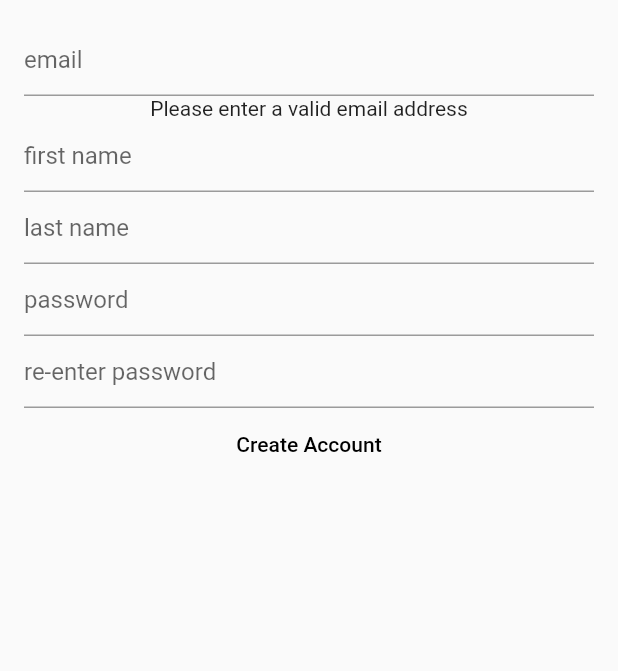
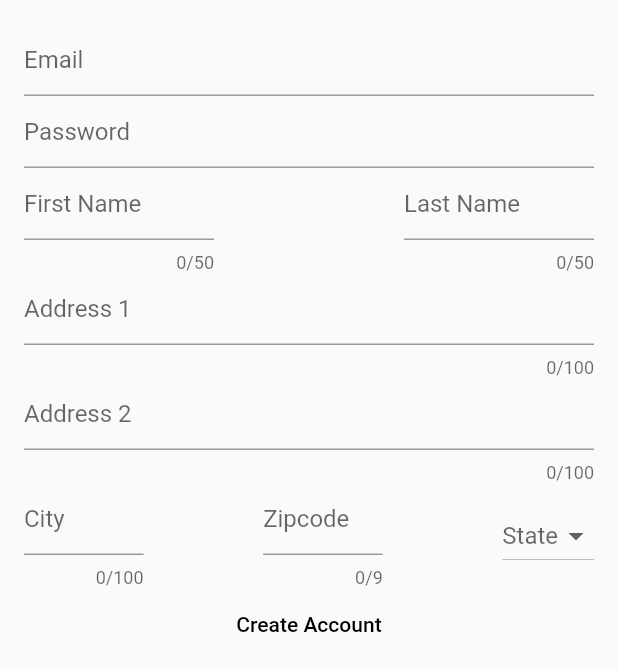
Before and after one commit to GeorgeNav/Fuel-Consolidator, a Flutter app: the CreateAccount screen opened by its route, on a phone screen of 412 x 824 dp. Shown: the top 671 px of the screen. Run offline on Flutter 3.47's test engine with Material 2 defaults, Android fonts, the phone set to English and light mode, and no system bars; missing offline and left inert: firebase_web, flutter_web; accounts and stored records are empty.

Commit message:
altered create_user and client screens

```diff
--- a/lib/main.dart
+++ b/lib/main.dart
@@ -1,6 +1,6 @@
 import 'package:flutter_web/material.dart';
-import 'package:firebase/firestore.dart';
-import 'package:firebase/firebase.dart';
+import 'package:firebase_web/firestore.dart';
+import 'package:firebase_web/firebase.dart';
 import 'package:provider/provider.dart';
 import 'imports.dart';
 
--- a/lib/screens/create_account.dart
+++ b/lib/screens/create_account.dart
@@ -1,6 +1,6 @@
 import 'package:flutter_web/material.dart';
-import 'package:firebase/firebase.dart';
-import 'package:firebase/firestore.dart';
+import 'package:firebase_web/firebase.dart';
+import 'package:firebase_web/firestore.dart';
 import 'package:provider/provider.dart';
 
 class CreateAccount extends StatefulWidget {
@@ -10,77 +10,102 @@ class CreateAccount extends StatefulWidget {
 }
 
 class _CreateAccountState extends State<CreateAccount> {
+  String _email;
+  String _password;
+
   Map<String, dynamic> data = {
     'first_name': '',
     'last_name': '',
-    'rate_history': [],
-    'requested_gallons': 0,
+    'address_1': '',
+    'address_2': '',
+    'city': '',
+    'state': '',
+    'zipcode': 00000,
   };
-  TextEditingController _email = TextEditingController();
-  TextEditingController _password = TextEditingController();
-  TextEditingController _same_password = TextEditingController();
 
   @override
   Widget build(BuildContext context) => Scaffold(
     body: Center(
       child: Container(
-        padding: EdgeInsets.all(8),
-        margin: EdgeInsets.all(8),
+        padding: EdgeInsets.all(16),
         width: 500,
         child: Column(
           children: <Widget>[
             TextField(
-              controller: _email,
-              decoration: InputDecoration(
-                hintText: 'email',
-              ),
-              onChanged: (String text) {
-                setState(() {});
-              },
-            ),
-            if(!_validEmail()) Text('Please enter a valid email address'),
-            TextField(
-              decoration: InputDecoration(
-                hintText: 'first name',
-              ),
-              onChanged: (String text) {
-                data['first_name'] = text;
-              },
+              decoration: InputDecoration(hintText: 'Email'),
+              onChanged: (String text) => _email = text,
             ),
             TextField(
-              decoration: InputDecoration(
-                hintText: 'last name',
-              ),
-              onChanged: (String text) {
-                data['last_name'] = text;
-              },
+              obscureText: true,
+              decoration: InputDecoration(hintText: 'Password'),
+              onChanged: (String text) => _password = text,
+            ),
+            Row(
+              children: <Widget>[
+                Flexible(
+                  child: TextField(
+                    maxLength: 50,
+                    decoration: InputDecoration(hintText: 'First Name'),
+                    onChanged: (String text) => data['first_name'] = text,
+                  ),
+                ),
+                Spacer(flex: 1),
+                Flexible(
+                  child: TextField(
+                    maxLength: 50,
+                    decoration: InputDecoration(hintText: 'Last Name'),
+                    onChanged: (String text) => data['last_name'] = text,
+                  ),
+                ),
+              ],
             ),
             TextField(
-              controller: _password,
-              obscureText: true,
-              decoration: InputDecoration(
-                hintText: 'password',
-              ),
-              onChanged: (String text) {
-                setState(() {});
-              },
+              maxLength: 100,
+              decoration: InputDecoration(hintText: 'Address 1'),
+              onChanged: (String text) => data['address_1'] = text,
             ),
             TextField(
-              controller: _same_password,
-              obscureText: true,
-              decoration: InputDecoration(
-                hintText: 're-enter password',
-              ),
-              onChanged: (String text) {
-                setState(() {});
-              },
+              maxLength: 100,
+              decoration: InputDecoration(hintText: 'Address 2'),
+              onChanged: (String text) => data['address_2'] = text,
             ),
-            if(_password.text != _same_password.text) Text('Password needs to match!'),
+            Row(
+              children: <Widget>[
+                Flexible(
+                  child: TextField(
+                    maxLength: 100,
+                    decoration: InputDecoration(hintText: 'City'),
+                    onChanged: (String text) => data['city'] = text,
+                  ),
+                ),
+                Spacer(flex: 1),
+                Flexible(
+                  child: TextField(
+                    maxLength: 9,
+                    decoration: InputDecoration(hintText: 'Zipcode'),
+                    onChanged: (String text) => data['zipcode'] = text,
+                  ),
+                ),
+                Spacer(flex: 1),
+                DropdownButton<String>(
+                  value: data['state'],
+                  hint: Text('State'),
+                  items: ['AL', 'AK', 'AS', 'AZ', 'AR', 'CA', 'CO', 'CT', 'DE', 'DC', 'FM', 'FL', 'GA', 'GU', 'HI', 'ID', 'IL', 'IN', 'IA', 'KS', 'KY', 'LA', 'ME', 'MH', 'MD', 'MA', 'MI', 'MN', 'MS', 'MO', 'MT', 'NE', 'NV', 'NH', 'NJ', 'NM', 'NY', 'NC', 'ND', 'MP', 'OH', 'OK', 'OR', 'PW', 'PA', 'PR', 'RI', 'SC', 'SD', 'TN', 'TX', 'UT', 'VT', 'VI', 'VA', 'WA', 'WV', 'WI', 'WY'].map(
+                    (String value) => DropdownMenuItem<String>(
+                      value: value,
+                      child: Text(value),
+                    )).toList(),
+                  onChanged: (selection) {
+                    setState(() {
+                      data['state'] = selection;
+                    });
+                  },
+                ),
+              ],
+            ),
             FlatButton(
               onPressed: () async {
-                if(await _createUser()) {
-                  Navigator.pop(context);
-                }
+                await _createUser();
               },
               textColor: Colors.black,
               child: Text('Create Account'),
@@ -93,25 +118,28 @@ class _CreateAccountState extends State<CreateAccount> {
 
   bool _validEmail() {
     String p = r'^(([^<>()[\]\\.,;:\s@\"]+(\.[^<>()[\]\\.,;:\s@\"]+)*)|(\".+\"))@((\[[0-9]{1,3}\.[0-9]{1,3}\.[0-9]{1,3}\.[0-9]{1,3}\])|(([a-zA-Z\-0-9]+\.)+[a-zA-Z]{2,}))$';
-    RegExp regExp = new RegExp(p);
+    RegExp regExp = RegExp(p);
 
-    return regExp.hasMatch(_email.text);
+    return regExp.hasMatch(_email);
   }
 
-  bool _createUser() {
+  void _createUser() async {
     Auth a = Provider.of<Auth>(context);
 
-    a.createUserWithEmailAndPassword(_email.text, _password.text)
+    if(!_validEmail()) return;
+
+    print(_email);
+    print(_password);
+
+    await a.createUserWithEmailAndPassword(_email, _password)
       .then((_) {
         a.currentUser.sendEmailVerification();
         Firestore fs = Provider.of<Firestore>(context);
         fs.collection('users').doc(a.currentUser.uid).set(data);
-        print('Account Created!');
-        return true;
+        print('ACCOUNT CREATED!');
+        Navigator.pop(context);
       }).catchError((error) {
-        print('CREATE_USER_ERROR: ' + error);
-        return false;
+        print('CREATE USER ERROR: ' + error);
     });
-    return true;
   }
 }
--- a/lib/screens/home.dart
+++ b/lib/screens/home.dart
@@ -1,5 +1,5 @@
 import 'package:flutter_web/material.dart';
-import 'package:firebase/firebase.dart';
+import 'package:firebase_web/firebase.dart';
 import 'package:provider/provider.dart';
 
 class Home extends StatefulWidget {
--- a/lib/util/db_util.dart
+++ b/lib/util/db_util.dart
@@ -1,5 +1,5 @@
-import 'package:firebase/firebase.dart';
-import 'package:firebase/firestore.dart';
+import 'package:firebase_web/firebase.dart';
+import 'package:firebase_web/firestore.dart';
 
 class DBUtil {
   Firestore fs;
@@ -30,4 +30,6 @@ class DBUtil {
         print(doc.data())
     );
   }
+
+
 }
--- a/pubspec.yaml
+++ b/pubspec.yaml
@@ -8,7 +8,7 @@ environment:
 dependencies:
   flutter_web: any
   flutter_web_ui: any
-  firebase: any
+  firebase_web: any
   provider: any
 
 dev_dependencies:
```
Also changed, not shown: lib/screens/client/client.dart (+38 -61 lines), pubspec.lock, 10 other files.
